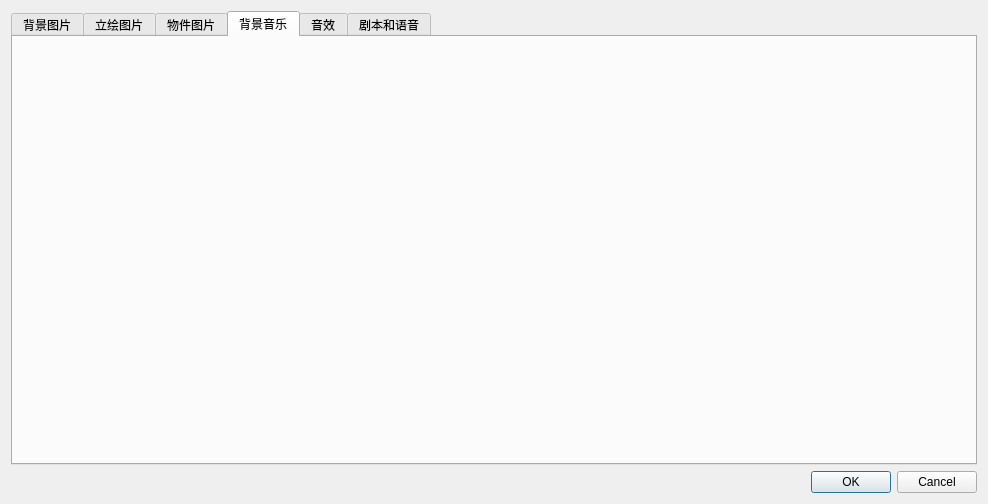
Qt form SozaiImportWizard/SozaiImportDialog.ui (Icemic/BKOven) before a commit.
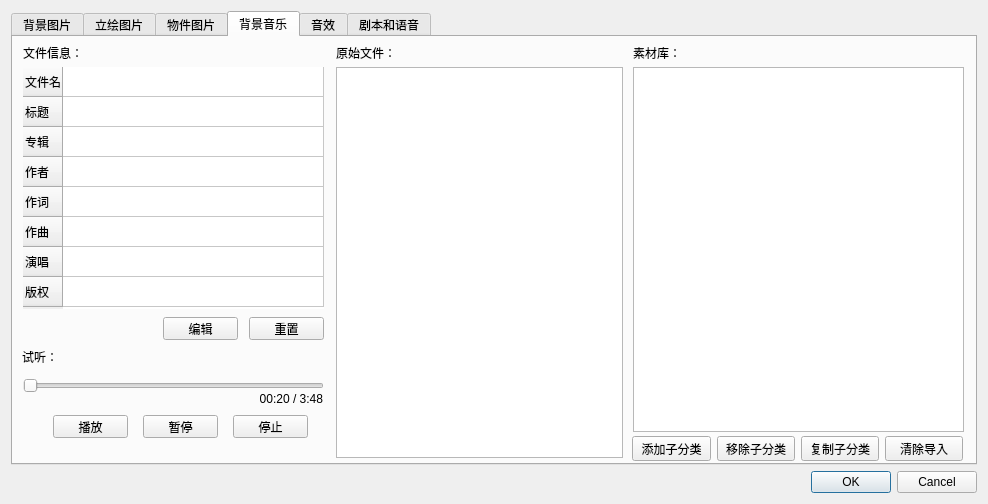
The same form after that commit. The open tabs and pages were chosen to show the change. Custom widgets are drawn as their Qt base class.

Commit message: 增加音频素材导入，试听故障中

Patch:
```diff
--- a/SozaiImportWizard/SozaiImportDialog.ui
+++ b/SozaiImportWizard/SozaiImportDialog.ui
@@ -611,6 +611,422 @@
       <attribute name="title">
        <string>背景音乐</string>
       </attribute>
+      <widget class="QLabel" name="label_10">
+       <property name="geometry">
+        <rect>
+         <x>323</x>
+         <y>6</y>
+         <width>64</width>
+         <height>20</height>
+        </rect>
+       </property>
+       <property name="text">
+        <string>原始文件：</string>
+       </property>
+      </widget>
+      <widget class="QListWidget" name="originList_bgm">
+       <property name="geometry">
+        <rect>
+         <x>323</x>
+         <y>30</y>
+         <width>287</width>
+         <height>391</height>
+        </rect>
+       </property>
+       <property name="editTriggers">
+        <set>QAbstractItemView::DoubleClicked|QAbstractItemView::EditKeyPressed|QAbstractItemView::SelectedClicked</set>
+       </property>
+       <property name="dragEnabled">
+        <bool>true</bool>
+       </property>
+       <property name="dragDropMode">
+        <enum>QAbstractItemView::DragOnly</enum>
+       </property>
+       <property name="currentRow">
+        <number>-1</number>
+       </property>
+       <property name="sortingEnabled">
+        <bool>true</bool>
+       </property>
+      </widget>
+      <widget class="QLabel" name="label_11">
+       <property name="geometry">
+        <rect>
+         <x>10</x>
+         <y>6</y>
+         <width>64</width>
+         <height>20</height>
+        </rect>
+       </property>
+       <property name="text">
+        <string>文件信息：</string>
+       </property>
+      </widget>
+      <widget class="QSlider" name="playProcessSlider_bgm">
+       <property name="geometry">
+        <rect>
+         <x>10</x>
+         <y>338</y>
+         <width>301</width>
+         <height>22</height>
+        </rect>
+       </property>
+       <property name="orientation">
+        <enum>Qt::Horizontal</enum>
+       </property>
+      </widget>
+      <widget class="QLabel" name="playPostionLabel_bgm">
+       <property name="geometry">
+        <rect>
+         <x>209</x>
+         <y>354</y>
+         <width>101</width>
+         <height>16</height>
+        </rect>
+       </property>
+       <property name="text">
+        <string>00:20 / 3:48</string>
+       </property>
+       <property name="alignment">
+        <set>Qt::AlignRight|Qt::AlignTrailing|Qt::AlignVCenter</set>
+       </property>
+      </widget>
+      <widget class="QPushButton" name="playButton_bgm">
+       <property name="geometry">
+        <rect>
+         <x>40</x>
+         <y>378</y>
+         <width>75</width>
+         <height>23</height>
+        </rect>
+       </property>
+       <property name="text">
+        <string>播放</string>
+       </property>
+       <property name="flat">
+        <bool>false</bool>
+       </property>
+      </widget>
+      <widget class="QPushButton" name="pauseButton_bgm">
+       <property name="geometry">
+        <rect>
+         <x>130</x>
+         <y>378</y>
+         <width>75</width>
+         <height>23</height>
+        </rect>
+       </property>
+       <property name="text">
+        <string>暂停</string>
+       </property>
+       <property name="flat">
+        <bool>false</bool>
+       </property>
+      </widget>
+      <widget class="QPushButton" name="stopButton_bgm">
+       <property name="geometry">
+        <rect>
+         <x>220</x>
+         <y>378</y>
+         <width>75</width>
+         <height>23</height>
+        </rect>
+       </property>
+       <property name="text">
+        <string>停止</string>
+       </property>
+       <property name="flat">
+        <bool>false</bool>
+       </property>
+      </widget>
+      <widget class="QLabel" name="label_21">
+       <property name="geometry">
+        <rect>
+         <x>9</x>
+         <y>310</y>
+         <width>64</width>
+         <height>20</height>
+        </rect>
+       </property>
+       <property name="text">
+        <string>试听：</string>
+       </property>
+      </widget>
+      <widget class="QPushButton" name="metaDataResetButton_bgm">
+       <property name="geometry">
+        <rect>
+         <x>236</x>
+         <y>280</y>
+         <width>75</width>
+         <height>23</height>
+        </rect>
+       </property>
+       <property name="text">
+        <string>重置</string>
+       </property>
+      </widget>
+      <widget class="QPushButton" name="metaDataEditButton_bgm">
+       <property name="geometry">
+        <rect>
+         <x>150</x>
+         <y>280</y>
+         <width>75</width>
+         <height>23</height>
+        </rect>
+       </property>
+       <property name="text">
+        <string>编辑</string>
+       </property>
+      </widget>
+      <widget class="SozaiTreeWidget" name="targetList_bgm">
+       <property name="geometry">
+        <rect>
+         <x>620</x>
+         <y>30</y>
+         <width>331</width>
+         <height>365</height>
+        </rect>
+       </property>
+       <property name="acceptDrops">
+        <bool>true</bool>
+       </property>
+       <property name="horizontalScrollBarPolicy">
+        <enum>Qt::ScrollBarAlwaysOff</enum>
+       </property>
+       <property name="sizeAdjustPolicy">
+        <enum>QAbstractScrollArea::AdjustIgnored</enum>
+       </property>
+       <property name="dragDropMode">
+        <enum>QAbstractItemView::DropOnly</enum>
+       </property>
+       <property name="defaultDropAction">
+        <enum>Qt::MoveAction</enum>
+       </property>
+       <property name="uniformRowHeights">
+        <bool>true</bool>
+       </property>
+       <property name="sortingEnabled">
+        <bool>true</bool>
+       </property>
+       <property name="animated">
+        <bool>true</bool>
+       </property>
+       <property name="headerHidden">
+        <bool>true</bool>
+       </property>
+       <property name="columnCount">
+        <number>2</number>
+       </property>
+       <attribute name="headerVisible">
+        <bool>false</bool>
+       </attribute>
+       <attribute name="headerCascadingSectionResizes">
+        <bool>true</bool>
+       </attribute>
+       <attribute name="headerDefaultSectionSize">
+        <number>150</number>
+       </attribute>
+       <attribute name="headerHighlightSections">
+        <bool>false</bool>
+       </attribute>
+       <attribute name="headerMinimumSectionSize">
+        <number>30</number>
+       </attribute>
+       <attribute name="headerShowSortIndicator" stdset="0">
+        <bool>false</bool>
+       </attribute>
+       <attribute name="headerStretchLastSection">
+        <bool>true</bool>
+       </attribute>
+       <column>
+        <property name="text">
+         <string notr="true">分类名</string>
+        </property>
+       </column>
+       <column>
+        <property name="text">
+         <string notr="true">文件名</string>
+        </property>
+       </column>
+      </widget>
+      <widget class="QLabel" name="label_22">
+       <property name="geometry">
+        <rect>
+         <x>620</x>
+         <y>10</y>
+         <width>54</width>
+         <height>12</height>
+        </rect>
+       </property>
+       <property name="text">
+        <string>素材库：</string>
+       </property>
+      </widget>
+      <widget class="QWidget" name="layoutWidget_11">
+       <property name="geometry">
+        <rect>
+         <x>619</x>
+         <y>399</y>
+         <width>331</width>
+         <height>25</height>
+        </rect>
+       </property>
+       <layout class="QHBoxLayout" name="horizontalLayout_12">
+        <item>
+         <widget class="QPushButton" name="addClassButton_bgm">
+          <property name="text">
+           <string>添加子分类</string>
+          </property>
+          <property name="default">
+           <bool>false</bool>
+          </property>
+          <property name="flat">
+           <bool>false</bool>
+          </property>
+         </widget>
+        </item>
+        <item>
+         <widget class="QPushButton" name="removeClassButton_bgm">
+          <property name="text">
+           <string>移除子分类</string>
+          </property>
+         </widget>
+        </item>
+        <item>
+         <widget class="QPushButton" name="copyClassButton_bgm">
+          <property name="text">
+           <string>复制子分类</string>
+          </property>
+         </widget>
+        </item>
+        <item>
+         <widget class="QPushButton" name="clearButton_bgm">
+          <property name="text">
+           <string>清除导入</string>
+          </property>
+         </widget>
+        </item>
+       </layout>
+      </widget>
+      <widget class="QTableWidget" name="metaDataWidget_bgm">
+       <property name="geometry">
+        <rect>
+         <x>10</x>
+         <y>30</y>
+         <width>301</width>
+         <height>242</height>
+        </rect>
+       </property>
+       <property name="frameShape">
+        <enum>QFrame::NoFrame</enum>
+       </property>
+       <property name="frameShadow">
+        <enum>QFrame::Plain</enum>
+       </property>
+       <property name="alternatingRowColors">
+        <bool>false</bool>
+       </property>
+       <property name="gridStyle">
+        <enum>Qt::SolidLine</enum>
+       </property>
+       <property name="sortingEnabled">
+        <bool>true</bool>
+       </property>
+       <attribute name="horizontalHeaderVisible">
+        <bool>false</bool>
+       </attribute>
+       <attribute name="horizontalHeaderDefaultSectionSize">
+        <number>60</number>
+       </attribute>
+       <attribute name="horizontalHeaderStretchLastSection">
+        <bool>true</bool>
+       </attribute>
+       <row>
+        <property name="text">
+         <string>文件名</string>
+        </property>
+       </row>
+       <row>
+        <property name="text">
+         <string>标题</string>
+        </property>
+       </row>
+       <row>
+        <property name="text">
+         <string>专辑</string>
+        </property>
+       </row>
+       <row>
+        <property name="text">
+         <string>作者</string>
+        </property>
+       </row>
+       <row>
+        <property name="text">
+         <string>作词</string>
+        </property>
+       </row>
+       <row>
+        <property name="text">
+         <string>作曲</string>
+        </property>
+       </row>
+       <row>
+        <property name="text">
+         <string>演唱</string>
+        </property>
+       </row>
+       <row>
+        <property name="text">
+         <string>版权</string>
+        </property>
+       </row>
+       <column>
+        <property name="text">
+         <string>值</string>
+        </property>
+       </column>
+       <item row="0" column="0">
+        <property name="text">
+         <string> </string>
+        </property>
+       </item>
+       <item row="1" column="0">
+        <property name="text">
+         <string> </string>
+        </property>
+       </item>
+       <item row="2" column="0">
+        <property name="text">
+         <string> </string>
+        </property>
+       </item>
+       <item row="3" column="0">
+        <property name="text">
+         <string> </string>
+        </property>
+       </item>
+       <item row="4" column="0">
+        <property name="text">
+         <string> </string>
+        </property>
+       </item>
+       <item row="5" column="0">
+        <property name="text">
+         <string> </string>
+        </property>
+       </item>
+       <item row="6" column="0">
+        <property name="text">
+         <string> </string>
+        </property>
+       </item>
+       <item row="7" column="0">
+        <property name="text">
+         <string> </string>
+        </property>
+       </item>
+      </widget>
      </widget>
      <widget class="QWidget" name="tab_5">
       <attribute name="title">
```
Left out of the diff: 2 changed lines with no effect on the pictures. The commit also changes 3 other files.
